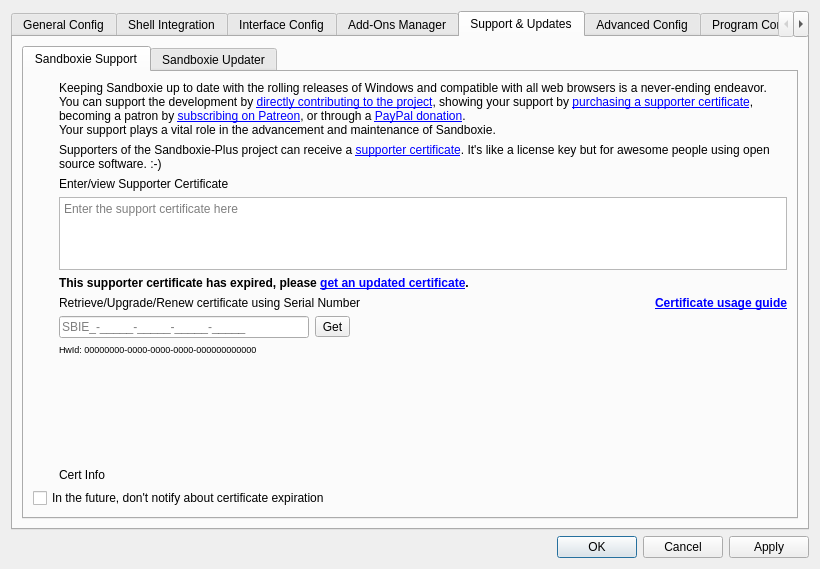
This is SandboxiePlus/SandMan/Forms/SettingsWindow.ui in sandboxie-plus/Sandboxie as Qt 5 draws it before an edit. The edited form follows.
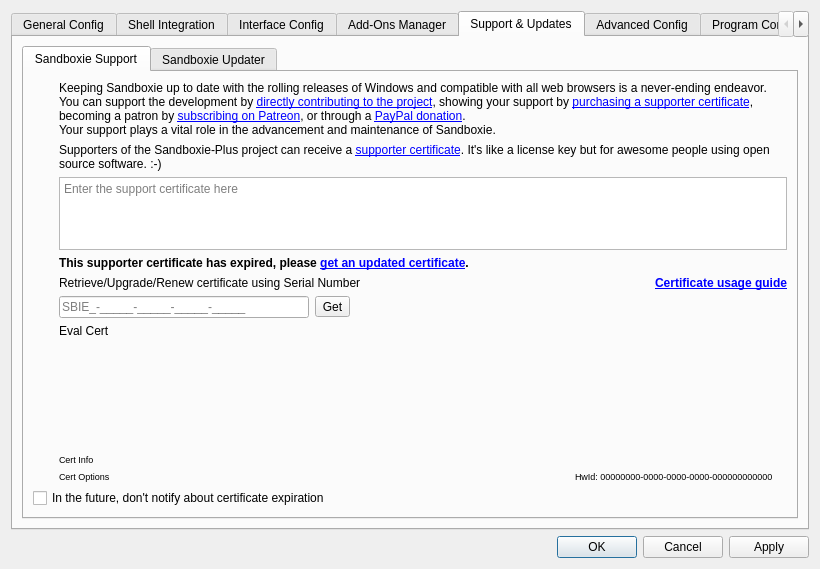
This is the edited form. The open tabs and pages were chosen to show the change. Icons and pictures are not drawn.

```diff
--- a/SandboxiePlus/SandMan/Forms/SettingsWindow.ui
+++ b/SandboxiePlus/SandMan/Forms/SettingsWindow.ui
@@ -1616,40 +1616,116 @@
                <property name="leftMargin">
                 <number>0</number>
                </property>
-               <item row="5" column="1" colspan="4">
-                <widget class="QPlainTextEdit" name="txtCertificate">
+               <item row="7" column="1">
+                <widget class="QLineEdit" name="txtSerial">
+                 <property name="minimumSize">
+                  <size>
+                   <width>200</width>
+                   <height>0</height>
+                  </size>
+                 </property>
                  <property name="maximumSize">
                   <size>
-                   <width>16777215</width>
-                   <height>73</height>
+                   <width>250</width>
+                   <height>16777215</height>
                   </size>
                  </property>
                  <property name="placeholderText">
-                  <string>Enter the support certificate here</string>
+                  <string>SBIE_-_____-_____-_____-_____</string>
                  </property>
                 </widget>
                </item>
-               <item row="8" column="2">
+               <item row="14" column="0" colspan="3">
+                <widget class="QCheckBox" name="chkNoCheck">
+                 <property name="text">
+                  <string>In the future, don't notify about certificate expiration</string>
+                 </property>
+                </widget>
+               </item>
+               <item row="7" column="2">
                 <widget class="QToolButton" name="btnGetCert">
                  <property name="text">
                   <string>Get</string>
                  </property>
                 </widget>
                </item>
-               <item row="3" column="1" colspan="4">
-                <widget class="QLabel" name="lblSupportCert">
+               <item row="12" column="1" colspan="4">
+                <widget class="QLabel" name="lblCert">
+                 <property name="font">
+                  <font>
+                   <pointsize>7</pointsize>
+                   <kerning>true</kerning>
+                  </font>
+                 </property>
                  <property name="text">
-                  <string>Supporters of the Sandboxie-Plus project can receive a &lt;a href=&quot;https://sandboxie-plus.com/go.php?to=sbie-cert&quot;&gt;supporter certificate&lt;/a&gt;. It's like a license key but for awesome people using open source software. :-)</string>
+                  <string>Cert Info</string>
+                 </property>
+                 <property name="openExternalLinks">
+                  <bool>false</bool>
+                 </property>
+                </widget>
+               </item>
+               <item row="13" column="4">
+                <widget class="QLabel" name="lblHwId">
+                 <property name="font">
+                  <font>
+                   <pointsize>7</pointsize>
+                   <kerning>true</kerning>
+                  </font>
+                 </property>
+                 <property name="text">
+                  <string>HwId: 00000000-0000-0000-0000-000000000000</string>
+                 </property>
+                </widget>
+               </item>
+               <item row="7" column="3" colspan="2">
+                <spacer name="horizontalSpacer_3">
+                 <property name="orientation">
+                  <enum>Qt::Horizontal</enum>
+                 </property>
+                 <property name="sizeHint" stdset="0">
+                  <size>
+                   <width>40</width>
+                   <height>20</height>
+                  </size>
+                 </property>
+                </spacer>
+               </item>
+               <item row="13" column="1" colspan="3">
+                <widget class="QLabel" name="lblCertOpt">
+                 <property name="font">
+                  <font>
+                   <pointsize>7</pointsize>
+                   <kerning>true</kerning>
+                  </font>
+                 </property>
+                 <property name="text">
+                  <string>Cert Options</string>
+                 </property>
+                </widget>
+               </item>
+               <item row="5" column="1" colspan="4">
+                <widget class="QLabel" name="lblCertExp">
+                 <property name="font">
+                  <font>
+                   <weight>75</weight>
+                   <bold>true</bold>
+                   <kerning>true</kerning>
+                  </font>
+                 </property>
+                 <property name="text">
+                  <string>This supporter certificate has expired, please &lt;a href=&quot;https://sandboxie-plus.com/go.php?to=sbie-renew-cert&quot;&gt;get an updated certificate&lt;/a&gt;.</string>
                  </property>
                  <property name="wordWrap">
                   <bool>true</bool>
                  </property>
                 </widget>
                </item>
-               <item row="7" column="4">
+               <item row="6" column="4">
                 <widget class="QLabel" name="lblCertGuide">
                  <property name="font">
                   <font>
+                   <weight>75</weight>
                    <bold>true</bold>
                    <kerning>true</kerning>
                   </font>
@@ -1684,35 +1760,6 @@
                  </property>
                 </widget>
                </item>
-               <item row="8" column="1">
-                <widget class="QLineEdit" name="txtSerial">
-                 <property name="minimumSize">
-                  <size>
-                   <width>200</width>
-                   <height>0</height>
-                  </size>
-                 </property>
-                 <property name="maximumSize">
-                  <size>
-                   <width>250</width>
-                   <height>16777215</height>
-                  </size>
-                 </property>
-                 <property name="placeholderText">
-                  <string>SBIE_-_____-_____-_____-_____</string>
-                 </property>
-                </widget>
-               </item>
-               <item row="7" column="1" colspan="3">
-                <widget class="QLabel" name="lblSerial">
-                 <property name="text">
-                  <string>Retrieve/Upgrade/Renew certificate using Serial Number</string>
-                 </property>
-                 <property name="openExternalLinks">
-                  <bool>false</bool>
-                 </property>
-                </widget>
-               </item>
                <item row="1" column="0" rowspan="3">
                 <widget class="QLabel" name="label_4">
                  <property name="sizePolicy">
@@ -1732,6 +1779,46 @@
                  </property>
                 </widget>
                </item>
+               <item row="3" column="1" colspan="4">
+                <widget class="QLabel" name="lblSupportCert">
+                 <property name="text">
+                  <string>Supporters of the Sandboxie-Plus project can receive a &lt;a href=&quot;https://sandboxie-plus.com/go.php?to=sbie-cert&quot;&gt;supporter certificate&lt;/a&gt;. It's like a license key but for awesome people using open source software. :-)</string>
+                 </property>
+                 <property name="wordWrap">
+                  <bool>true</bool>
+                 </property>
+                </widget>
+               </item>
+               <item row="4" column="1" colspan="4">
+                <widget class="QPlainTextEdit" name="txtCertificate">
+                 <property name="maximumSize">
+                  <size>
+                   <width>16777215</width>
+                   <height>73</height>
+                  </size>
+                 </property>
+                 <property name="placeholderText">
+                  <string>Enter the support certificate here</string>
+                 </property>
+                </widget>
+               </item>
+               <item row="6" column="1" colspan="3">
+                <widget class="QLabel" name="lblSerial">
+                 <property name="text">
+                  <string>Retrieve/Upgrade/Renew certificate using Serial Number</string>
+                 </property>
+                 <property name="openExternalLinks">
+                  <bool>false</bool>
+                 </property>
+                </widget>
+               </item>
+               <item row="8" column="1" colspan="4">
+                <widget class="QLabel" name="lblEvalCert">
+                 <property name="text">
+                  <string>Eval Cert</string>
+                 </property>
+                </widget>
+               </item>
                <item row="11" column="0">
                 <spacer name="verticalSpacer_5">
                  <property name="orientation">
@@ -1745,81 +1832,6 @@
                  </property>
                 </spacer>
                </item>
-               <item row="8" column="3" colspan="2">
-                <spacer name="horizontalSpacer_3">
-                 <property name="orientation">
-                  <enum>Qt::Horizontal</enum>
-                 </property>
-                 <property name="sizeHint" stdset="0">
-                  <size>
-                   <width>40</width>
-                   <height>20</height>
-                  </size>
-                 </property>
-                </spacer>
-               </item>
-               <item row="6" column="1" colspan="3">
-                <widget class="QLabel" name="lblCertExp">
-                 <property name="font">
-                  <font>
-                   <bold>true</bold>
-                   <kerning>true</kerning>
-                  </font>
-                 </property>
-                 <property name="text">
-                  <string>This supporter certificate has expired, please &lt;a href=&quot;https://sandboxie-plus.com/go.php?to=sbie-renew-cert&quot;&gt;get an updated certificate&lt;/a&gt;.</string>
-                 </property>
-                 <property name="wordWrap">
-                  <bool>true</bool>
-                 </property>
-                </widget>
-               </item>
-               <item row="12" column="1" colspan="4">
-                <widget class="QLabel" name="lblCert">
-                 <property name="font">
-                  <font>
-                   <pointsize>9</pointsize>
-                   <kerning>true</kerning>
-                  </font>
-                 </property>
-                 <property name="text">
-                  <string>Cert Info</string>
-                 </property>
-                 <property name="openExternalLinks">
-                  <bool>false</bool>
-                 </property>
-                </widget>
-               </item>
-               <item row="9" column="1" colspan="2">
-                <widget class="QLabel" name="lblHwId">
-                 <property name="font">
-                  <font>
-                   <pointsize>7</pointsize>
-                   <kerning>true</kerning>
-                  </font>
-                 </property>
-                 <property name="text">
-                  <string>HwId: 00000000-0000-0000-0000-000000000000</string>
-                 </property>
-                </widget>
-               </item>
-               <item row="13" column="0" colspan="3">
-                <widget class="QCheckBox" name="chkNoCheck">
-                 <property name="text">
-                  <string>In the future, don't notify about certificate expiration</string>
-                 </property>
-                </widget>
-               </item>
-               <item row="4" column="1">
-                <widget class="QLabel" name="lblCertEntry">
-                 <property name="text">
-                  <string>Enter/view Supporter Certificate</string>
-                 </property>
-                 <property name="openExternalLinks">
-                  <bool>false</bool>
-                 </property>
-                </widget>
-               </item>
               </layout>
              </item>
             </layout>
```
